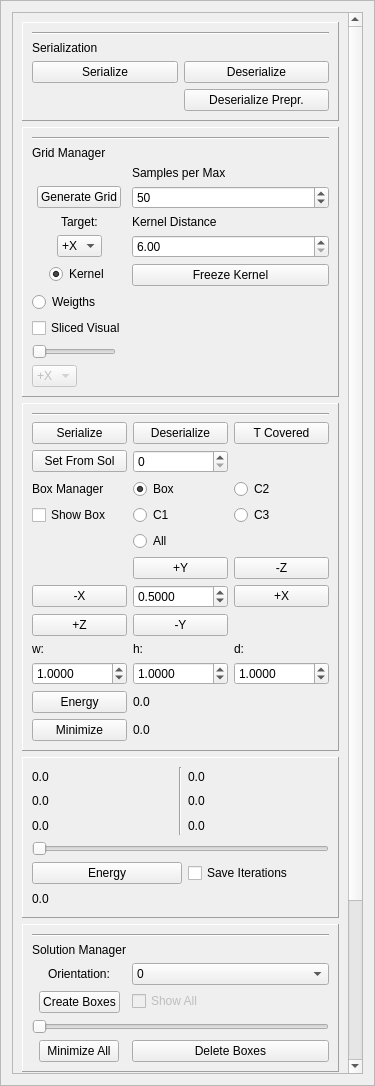
Before: the Qt Designer form GUI/managers/enginemanager.ui in alemuntoni/HeightFieldDecomposition, drawn with Qt 5.
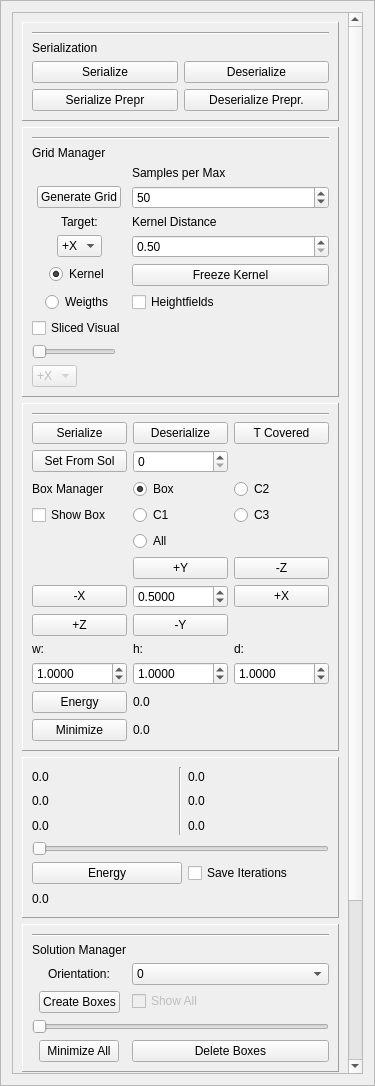
After: the same form once the commit is applied.

The edit to the form file:
```diff
--- a/GUI/managers/enginemanager.ui
+++ b/GUI/managers/enginemanager.ui
@@ -106,6 +106,13 @@
             </property>
            </widget>
           </item>
+          <item row="3" column="0">
+           <widget class="QPushButton" name="serializePreprocessingPushButton">
+            <property name="text">
+             <string>Serialize Prepr</string>
+            </property>
+           </widget>
+          </item>
          </layout>
         </widget>
        </item>
@@ -228,7 +235,7 @@
           <item row="5" column="1">
            <widget class="QDoubleSpinBox" name="distanceSpinBox">
             <property name="minimum">
-             <double>6.000000000000000</double>
+             <double>0.500000000000000</double>
             </property>
             <property name="maximum">
              <double>50.000000000000000</double>
@@ -304,6 +311,13 @@
             </item>
            </widget>
           </item>
+          <item row="7" column="1">
+           <widget class="QCheckBox" name="heightfieldsCheckBox">
+            <property name="text">
+             <string>Heightfields</string>
+            </property>
+           </widget>
+          </item>
          </layout>
         </widget>
        </item>
```
